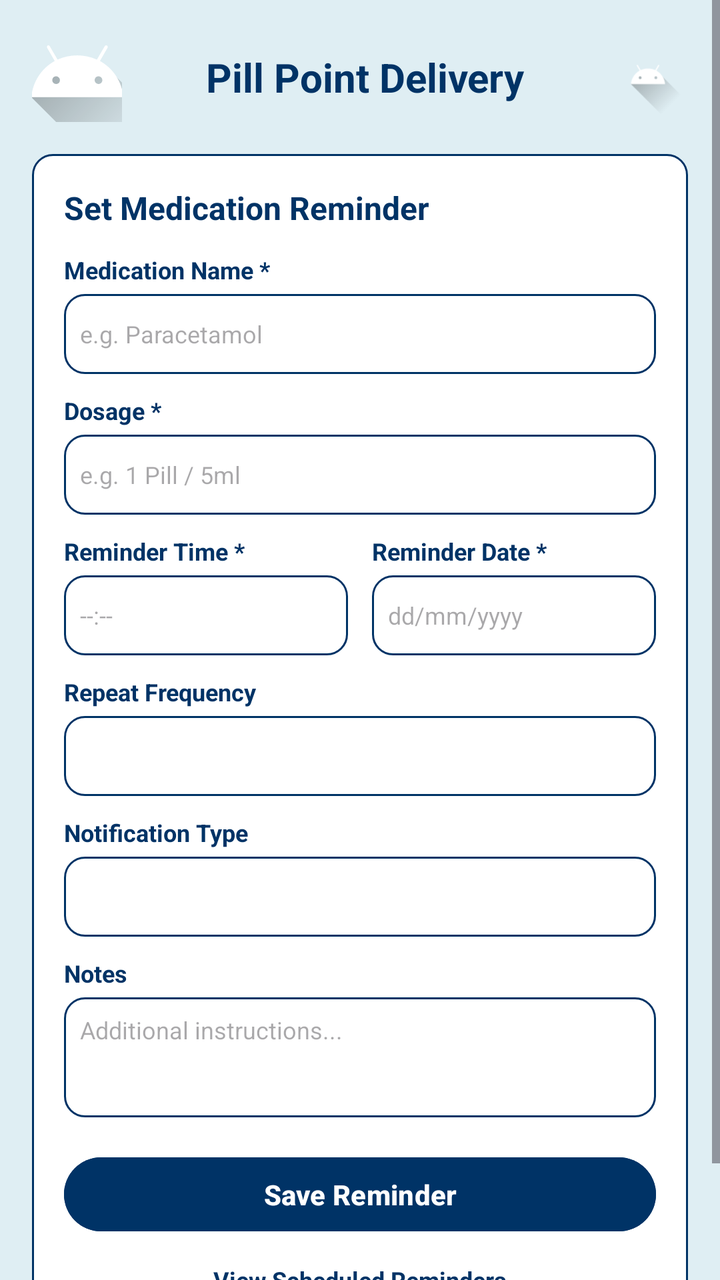
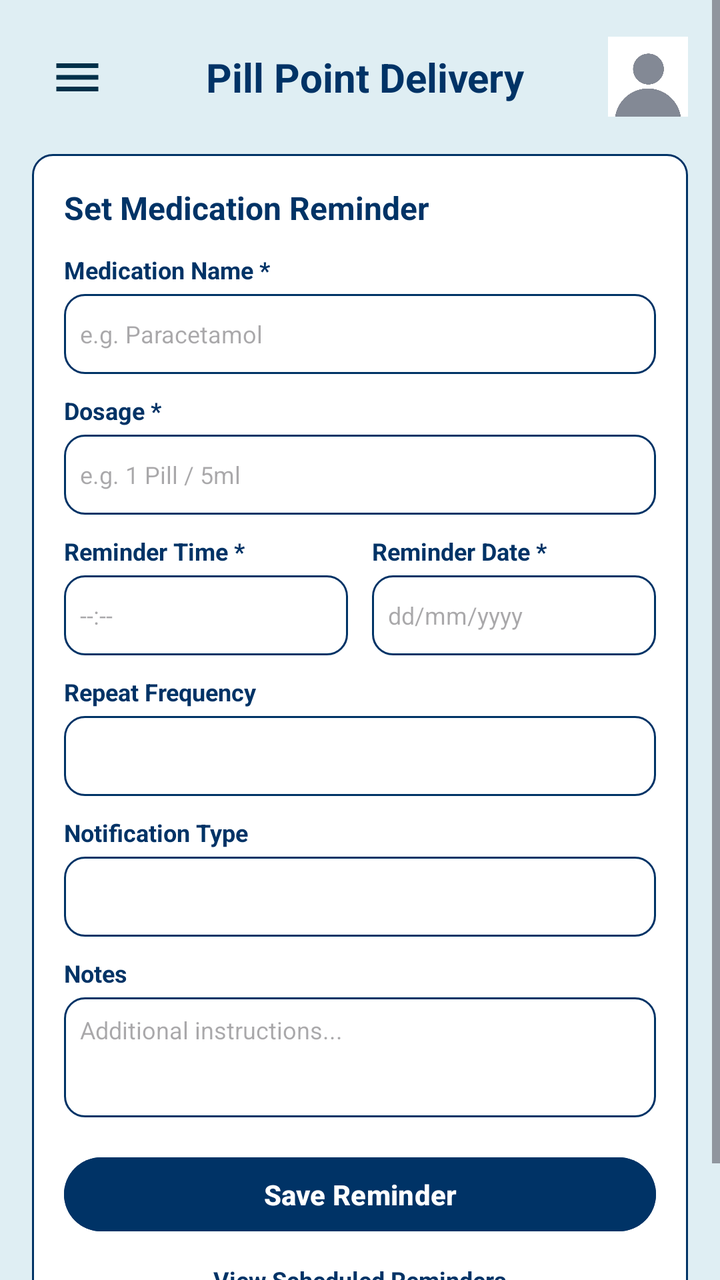

Compare the two renders of this Android layout. The source of the first and the diff that turns it into the second are given below.
<!-- AndroidManifest.xml: application theme Theme.Pillpoint -->
<!-- res/layout/activity_reminder.xml -->
<?xml version="1.0" encoding="utf-8"?>
<androidx.drawerlayout.widget.DrawerLayout
    xmlns:android="http://schemas.android.com/apk/res/android"
    xmlns:app="http://schemas.android.com/apk/res-auto"
    xmlns:tools="http://schemas.android.com/tools"
    android:id="@+id/drawerLayout"
    android:layout_width="match_parent"
    android:layout_height="match_parent"
    android:background="#DFEEF3"
    tools:context=".Reminder">

    <ScrollView
        android:layout_width="match_parent"
        android:layout_height="match_parent">

    <LinearLayout
        android:layout_width="match_parent"
        android:layout_height="wrap_content"
        android:orientation="vertical"
        android:padding="16dp">

        
        <LinearLayout
            android:layout_width="match_parent"
            android:layout_height="wrap_content"
            android:gravity="center_vertical"
            android:orientation="horizontal"
            android:layout_marginBottom="16dp">

            <ImageButton
                android:id="@+id/btnMenu"
                android:layout_width="45dp"
                android:layout_height="45dp"
                android:background="?attr/selectableItemBackgroundBorderless"
                android:contentDescription="Menu"
                android:src="@drawable/ic_launcher_foreground" />

            <TextView
                android:layout_width="0dp"
                android:layout_height="wrap_content"
                android:layout_weight="1"
                android:gravity="center"
                android:text="Pill Point Delivery"
                android:textColor="@color/dark_blue"
                android:textSize="20sp"
                android:textStyle="bold" />

            <ImageView
                android:id="@+id/ivProfile"
                android:layout_width="40dp"
                android:layout_height="40dp"
                android:contentDescription="Profile"
                android:src="@drawable/ic_launcher_foreground" />
        </LinearLayout>

        
        <LinearLayout
            android:layout_width="match_parent"
            android:layout_height="wrap_content"
            android:background="@drawable/edit_text_background"
            android:orientation="vertical"
            android:padding="16dp"
            android:layout_marginBottom="24dp">

            <TextView
                android:layout_width="wrap_content"
                android:layout_height="wrap_content"
                android:text="Set Medication Reminder"
                android:textColor="@color/dark_blue"
                android:textSize="16sp"
                android:textStyle="bold"
                android:layout_marginBottom="12dp" />

            
            <TextView
                android:text="Medication Name *"
                android:textColor="@color/dark_blue"
                android:textSize="12sp"
                android:textStyle="bold"
                android:layout_width="wrap_content"
                android:layout_height="wrap_content"
                android:layout_marginBottom="4dp"/>
            <EditText
                android:id="@+id/etMedicationName"
                android:layout_width="match_parent"
                android:layout_height="40dp"
                android:background="@drawable/edit_text_background"
                android:hint="e.g. Paracetamol"
                android:padding="8dp"
                android:textSize="12sp"
                android:layout_marginBottom="10dp"
                android:inputType="text"/>

            
            <TextView
                android:text="Dosage *"
                android:textColor="@color/dark_blue"
                android:textSize="12sp"
                android:textStyle="bold"
                android:layout_width="wrap_content"
                android:layout_height="wrap_content"
                android:layout_marginBottom="4dp"/>
            <EditText
                android:id="@+id/etDosage"
                android:layout_width="match_parent"
                android:layout_height="40dp"
                android:background="@drawable/edit_text_background"
                android:hint="e.g. 1 Pill / 5ml"
                android:padding="8dp"
                android:textSize="12sp"
                android:layout_marginBottom="10dp"
                android:inputType="text"/>

            
            <LinearLayout
                android:layout_width="match_parent"
                android:layout_height="wrap_content"
                android:orientation="horizontal"
                android:weightSum="2"
                android:layout_marginBottom="10dp">

                <LinearLayout
                    android:layout_width="0dp"
                    android:layout_height="wrap_content"
                    android:layout_weight="1"
                    android:orientation="vertical"
                    android:layout_marginEnd="6dp">
                    <TextView
                        android:text="Reminder Time *"
                        android:textColor="@color/dark_blue"
                        android:textSize="12sp"
                        android:textStyle="bold"
                        android:layout_width="wrap_content"
                        android:layout_height="wrap_content"
                        android:layout_marginBottom="4dp"/>
                    <EditText
                        android:id="@+id/etReminderTime"
                        android:layout_width="match_parent"
                        android:layout_height="40dp"
                        android:background="@drawable/edit_text_background"
                        android:hint="--:--"
                        android:padding="8dp"
                        android:textSize="12sp"
                        android:inputType="time"/>
                </LinearLayout>

                <LinearLayout
                    android:layout_width="0dp"
                    android:layout_height="wrap_content"
                    android:layout_weight="1"
                    android:orientation="vertical"
                    android:layout_marginStart="6dp">
                    <TextView
                        android:text="Reminder Date *"
                        android:textColor="@color/dark_blue"
                        android:textSize="12sp"
                        android:textStyle="bold"
                        android:layout_width="wrap_content"
                        android:layout_height="wrap_content"
                        android:layout_marginBottom="4dp"/>
                    <EditText
                        android:id="@+id/etReminderDate"
                        android:layout_width="match_parent"
                        android:layout_height="40dp"
                        android:background="@drawable/edit_text_background"
                        android:hint="dd/mm/yyyy"
                        android:padding="8dp"
                        android:textSize="12sp"
                        android:inputType="date"/>
                </LinearLayout>
            </LinearLayout>

            
            <TextView
                android:text="Repeat Frequency"
                android:textColor="@color/dark_blue"
                android:textSize="12sp"
                android:textStyle="bold"
                android:layout_width="wrap_content"
                android:layout_height="wrap_content"
                android:layout_marginBottom="4dp"/>
            <Spinner
                android:id="@+id/spinnerRepeatFrequency"
                android:layout_width="match_parent"
                android:layout_height="40dp"
                android:background="@drawable/edit_text_background"
                android:layout_marginBottom="10dp"/>

            
            <TextView
                android:text="Notification Type"
                android:textColor="@color/dark_blue"
                android:textSize="12sp"
                android:textStyle="bold"
                android:layout_width="wrap_content"
                android:layout_height="wrap_content"
                android:layout_marginBottom="4dp"/>
            <Spinner
                android:id="@+id/spinnerNotificationType"
                android:layout_width="match_parent"
                android:layout_height="40dp"
                android:background="@drawable/edit_text_background"
                android:layout_marginBottom="10dp"/>

            
            <TextView
                android:text="Notes"
                android:textColor="@color/dark_blue"
                android:textSize="12sp"
                android:textStyle="bold"
                android:layout_width="wrap_content"
                android:layout_height="wrap_content"
                android:layout_marginBottom="4dp"/>
            <EditText
                android:id="@+id/etNotes"
                android:layout_width="match_parent"
                android:layout_height="60dp"
                android:background="@drawable/edit_text_background"
                android:hint="Additional instructions..."
                android:padding="8dp"
                android:textSize="12sp"
                android:gravity="top"
                android:layout_marginBottom="16dp"/>

            
            <Button
                android:id="@+id/btnSaveReminder"
                android:layout_width="match_parent"
                android:layout_height="45dp"
                android:backgroundTint="@color/dark_blue"
                android:text="Save Reminder"
                android:textAllCaps="false"
                android:textColor="@android:color/white"
                android:textStyle="bold"
                android:layout_marginBottom="12dp"/>

            
            <TextView
                android:id="@+id/tvViewScheduled"
                android:layout_width="wrap_content"
                android:layout_height="wrap_content"
                android:text="View Scheduled Reminders"
                android:textColor="@color/dark_blue"
                android:textSize="12sp"
                android:textStyle="bold"
                android:layout_gravity="center_horizontal"/>

        </LinearLayout>

    </LinearLayout>
    </ScrollView>

    <com.google.android.material.navigation.NavigationView
        android:id="@+id/navView"
        android:layout_width="300dp"
        android:layout_height="match_parent"
        android:layout_gravity="start"
        android:background="@android:color/white"
        app:menu="@menu/nav_menu" />

</androidx.drawerlayout.widget.DrawerLayout>
<!-- resources referenced by this layout -->
<resources>
  <color name="dark_blue">#003366</color>
  <!-- drawable edit_text_background (drawable) -->
  <?xml version="1.0" encoding="utf-8"?>
  <shape xmlns:android="http://schemas.android.com/apk/res/android">
  
      <solid android:color="#FFFFFF"/>
  
      <stroke
          android:width="1dp"
          android:color="@color/dark_blue"/>
  
      <corners android:radius="10dp"/>
  
      <padding
          android:left="10dp"
          android:right="10dp"
          android:top="10dp"
          android:bottom="10dp"/>
  
  
  </shape>
  <!-- drawable ic_launcher_foreground (drawable) -->
  <vector xmlns:android="http://schemas.android.com/apk/res/android"
      xmlns:aapt="http://schemas.android.com/aapt"
      android:width="108dp"
      android:height="108dp"
      android:viewportWidth="108"
      android:viewportHeight="108">
      <path android:pathData="M31,63.928c0,0 6.4,-11 12.1,-13.1c7.2,-2.6 26,-1.4 26,-1.4l38.1,38.1L107,108.928l-32,-1L31,63.928z">
          <aapt:attr name="android:fillColor">
              <gradient
                  android:endX="85.84757"
                  android:endY="92.4963"
                  android:startX="42.9492"
                  android:startY="49.59793"
                  android:type="linear">
                  <item
                      android:color="#44000000"
                      android:offset="0.0" />
                  <item
                      android:color="#00000000"
                      android:offset="1.0" />
              </gradient>
          </aapt:attr>
      </path>
      <path
          android:fillColor="#FFFFFF"
          android:fillType="nonZero"
          android:pathData="M65.3,45.828l3.8,-6.6c0.2,-0.4 0.1,-0.9 -0.3,-1.1c-0.4,-0.2 -0.9,-0.1 -1.1,0.3l-3.9,6.7c-6.3,-2.8 -13.4,-2.8 -19.7,0l-3.9,-6.7c-0.2,-0.4 -0.7,-0.5 -1.1,-0.3C38.8,38.328 38.7,38.828 38.9,39.228l3.8,6.6C36.2,49.428 31.7,56.028 31,63.928h46C76.3,56.028 71.8,49.428 65.3,45.828zM43.4,57.328c-0.8,0 -1.5,-0.5 -1.8,-1.2c-0.3,-0.7 -0.1,-1.5 0.4,-2.1c0.5,-0.5 1.4,-0.7 2.1,-0.4c0.7,0.3 1.2,1 1.2,1.8C45.3,56.528 44.5,57.328 43.4,57.328L43.4,57.328zM64.6,57.328c-0.8,0 -1.5,-0.5 -1.8,-1.2s-0.1,-1.5 0.4,-2.1c0.5,-0.5 1.4,-0.7 2.1,-0.4c0.7,0.3 1.2,1 1.2,1.8C66.5,56.528 65.6,57.328 64.6,57.328L64.6,57.328z"
          android:strokeWidth="1"
          android:strokeColor="#00000000" />
  </vector>
  <style name="Theme.Pillpoint" parent="Base.Theme.Pillpoint" />
  <style name="Base.Theme.Pillpoint" parent="Theme.Material3.DayNight.NoActionBar">
          
  
          
  
          <item name="colorPrimary">@color/blue</item>
          <item name="colorOnPrimary">@color/white</item>
  
          <item name="colorSecondary">@color/red</item>
          <item name="colorOnSecondary">@color/white</item>
  
          <item name="android:statusBarColor">@color/dark_blue</item>
          <item name="android:navigationBarColor">@color/blue</item>
      </style>
  <color name="blue">#0D6EFD</color>
  <color name="white">#FFFFFFFF</color>
  <color name="red">#FF0000</color>
</resources>

<!-- the commit's change to res/layout/activity_reminder.xml (unified diff, before → after) -->
@@ -33,7 +33,8 @@
                 android:layout_height="45dp"
                 android:background="?attr/selectableItemBackgroundBorderless"
                 android:contentDescription="Menu"
-                android:src="@drawable/ic_launcher_foreground" />
+                android:src="@drawable/ic_menu" />
+
 
             <TextView
                 android:layout_width="0dp"
@@ -50,7 +51,7 @@
                 android:layout_width="40dp"
                 android:layout_height="40dp"
                 android:contentDescription="Profile"
-                android:src="@drawable/ic_launcher_foreground" />
+                android:src="@drawable/photo" />
         </LinearLayout>
 
         
<!-- resource entries referenced after the edit -->
@@ -21,37 +21,16 @@
   
   
   </shape>
-  <!-- drawable ic_launcher_foreground (drawable) -->
+  <!-- drawable ic_menu (drawable) -->
+  <?xml version="1.0" encoding="utf-8"?>
   <vector xmlns:android="http://schemas.android.com/apk/res/android"
-      xmlns:aapt="http://schemas.android.com/aapt"
-      android:width="108dp"
-      android:height="108dp"
-      android:viewportWidth="108"
-      android:viewportHeight="108">
-      <path android:pathData="M31,63.928c0,0 6.4,-11 12.1,-13.1c7.2,-2.6 26,-1.4 26,-1.4l38.1,38.1L107,108.928l-32,-1L31,63.928z">
-          <aapt:attr name="android:fillColor">
-              <gradient
-                  android:endX="85.84757"
-                  android:endY="92.4963"
-                  android:startX="42.9492"
-                  android:startY="49.59793"
-                  android:type="linear">
-                  <item
-                      android:color="#44000000"
-                      android:offset="0.0" />
-                  <item
-                      android:color="#00000000"
-                      android:offset="1.0" />
-              </gradient>
-          </aapt:attr>
-      </path>
-      <path
-          android:fillColor="#FFFFFF"
-          android:fillType="nonZero"
-          android:pathData="M65.3,45.828l3.8,-6.6c0.2,-0.4 0.1,-0.9 -0.3,-1.1c-0.4,-0.2 -0.9,-0.1 -1.1,0.3l-3.9,6.7c-6.3,-2.8 -13.4,-2.8 -19.7,0l-3.9,-6.7c-0.2,-0.4 -0.7,-0.5 -1.1,-0.3C38.8,38.328 38.7,38.828 38.9,39.228l3.8,6.6C36.2,49.428 31.7,56.028 31,63.928h46C76.3,56.028 71.8,49.428 65.3,45.828zM43.4,57.328c-0.8,0 -1.5,-0.5 -1.8,-1.2c-0.3,-0.7 -0.1,-1.5 0.4,-2.1c0.5,-0.5 1.4,-0.7 2.1,-0.4c0.7,0.3 1.2,1 1.2,1.8C45.3,56.528 44.5,57.328 43.4,57.328L43.4,57.328zM64.6,57.328c-0.8,0 -1.5,-0.5 -1.8,-1.2s-0.1,-1.5 0.4,-2.1c0.5,-0.5 1.4,-0.7 2.1,-0.4c0.7,0.3 1.2,1 1.2,1.8C66.5,56.528 65.6,57.328 64.6,57.328L64.6,57.328z"
-          android:strokeWidth="1"
-          android:strokeColor="#00000000" />
+      android:width="28dp"
+      android:height="28dp"
+      android:viewportWidth="24"
+      android:viewportHeight="24">
+      <path android:fillColor="#003049" android:pathData="M3,6h18v2H3zM3,11h18v2H3zM3,16h18v2H3z"/>
   </vector>
+  <!-- drawable photo: jpeg bitmap (drawable, 8365 bytes) -->
   <style name="Theme.Pillpoint" parent="Base.Theme.Pillpoint" />
   <style name="Base.Theme.Pillpoint" parent="Theme.Material3.DayNight.NoActionBar">
           
